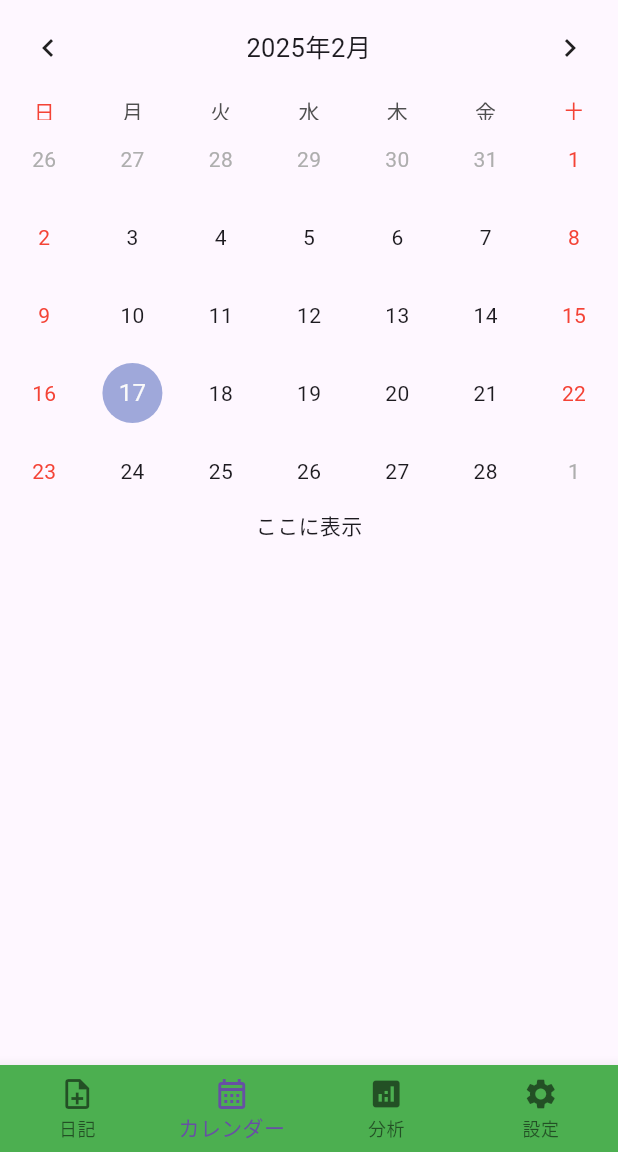
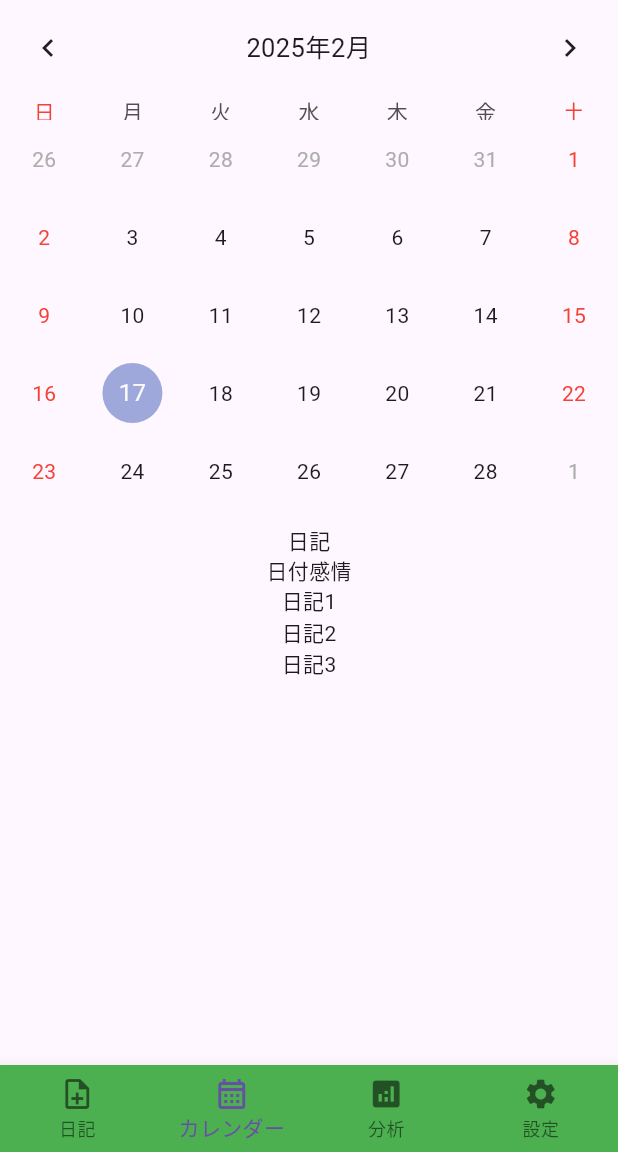
Before and after one commit to yukimiyake0607/three_dialy, a Flutter app: the screen it shows after launch, item 2 of the bottom bar chosen, on a phone screen of 412 x 824 dp, the part 84-1236 px from its top. Run offline on Flutter 3.47's test engine with Material 3 defaults, Android fonts, the phone set to English and light mode, and no system bars; drawn by our look-alikes of table_calendar; our stand-ins replace firebase_core, flutter_riverpod, freezed_annotation, riverpod_annotation; accounts and stored records are empty; generated files the repository leaves out were written again.

Commit message:
add: カレンダー画面の原型を追加

```diff
--- a/lib/views/calender/calender_screen.dart
+++ b/lib/views/calender/calender_screen.dart
@@ -14,7 +14,22 @@ class _CalenderScreenState extends State<CalenderScreen> {
     return const Column(
       children: [
         DiaryCalender(),
-        Text('ここに表示'),
+        SizedBox(height: 10),
+        Column(
+          children: [
+            Text('日記'),
+            Row(
+              mainAxisAlignment: MainAxisAlignment.center,
+              children: [
+                Text('日付'),
+                Text('感情'),
+              ],
+            ),
+            Text('日記1'),
+            Text('日記2'),
+            Text('日記3'),
+          ],
+        ),
       ],
     );
   }
```
